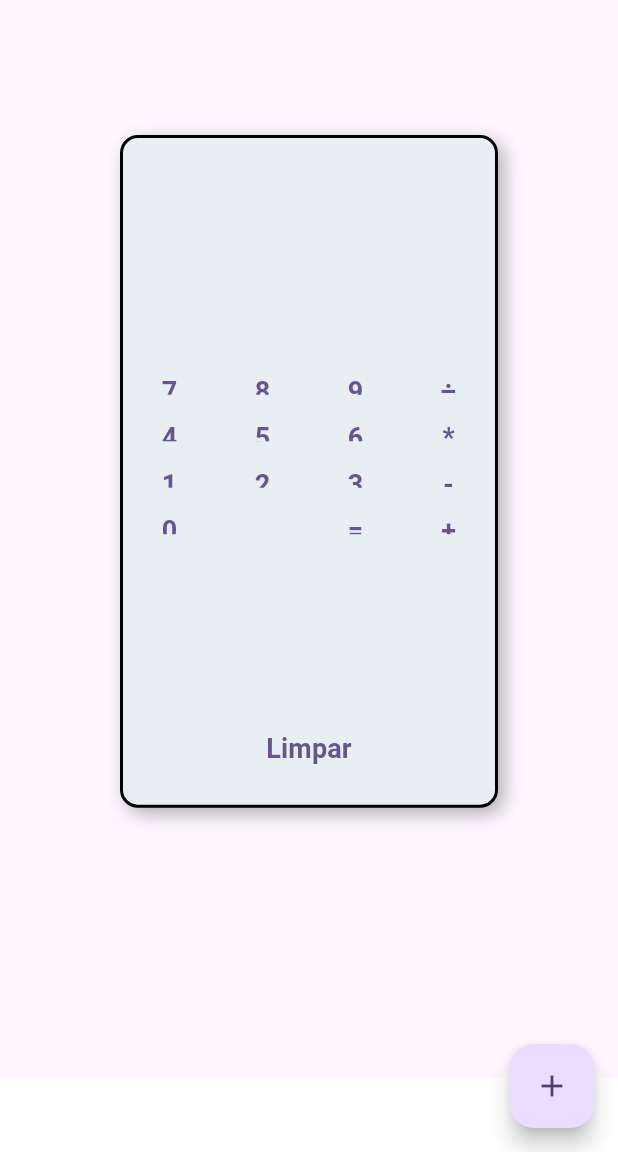
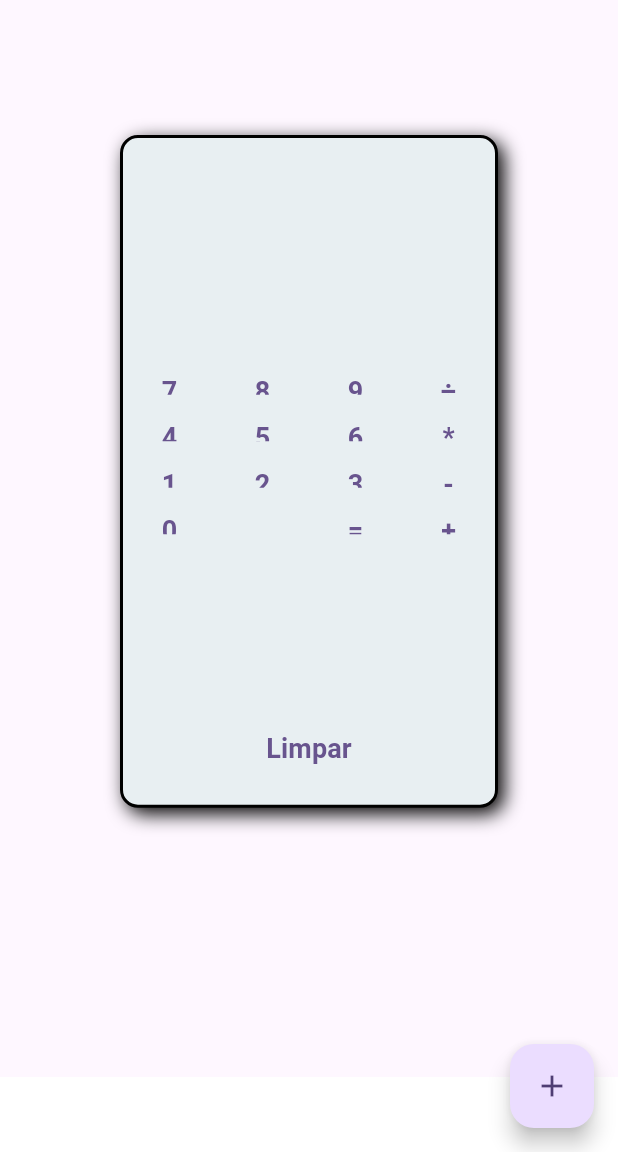
Before and after one commit to guicbriich/app-calculadora, a Flutter app: the screen it shows after launch, on a phone screen of 412 x 824 dp, the part 84-1236 px from its top. Run offline on Flutter 3.47's test engine with Material 3 defaults, Android fonts, the phone set to English and light mode, and no system bars; missing offline and left inert: expressions.

Commit message:
Update main.dart

```diff
--- a/lib/main.dart
+++ b/lib/main.dart
@@ -57,7 +57,7 @@ class _HomePageState extends State<HomePage> {
                       borderRadius: BorderRadius.circular(12), // Bordas arredondadas
                       boxShadow: [
                         BoxShadow(
-                          color: Colors.black.withOpacity(0.3), // Sombra preta translúcida
+                          color: Colors.black, // Sombra preta translúcida
                           blurRadius: 10, // Desfoque da sombra
                           offset: const Offset(4, 4), // Deslocamento da sombra
                         ),
```
